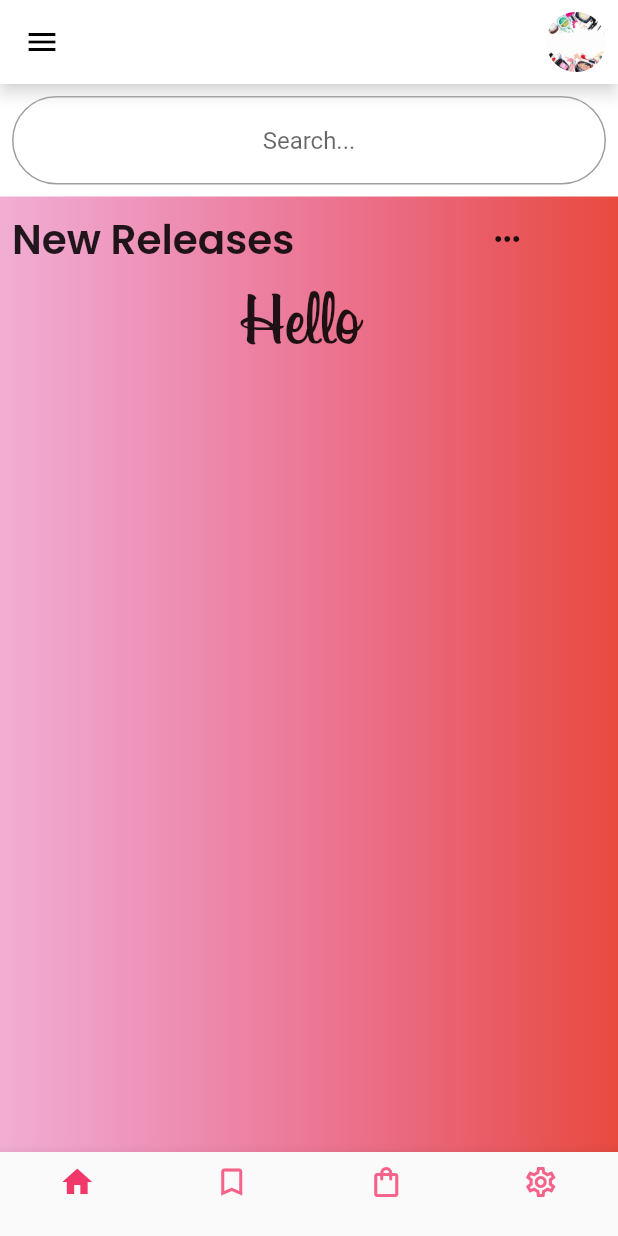
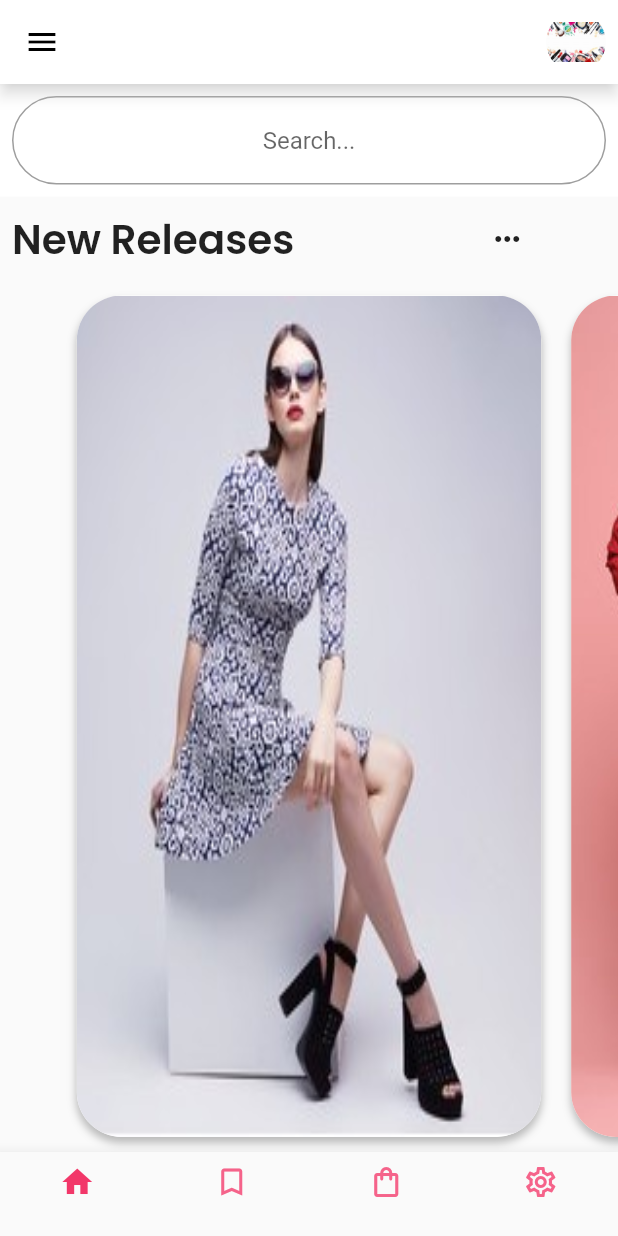
Before and after one commit to prabesh154/Flutter-Projects, a Flutter app: the screen it shows after launch, after a tap on "Next", after a tap on "Skip", after a tap on "Let's Start", on a phone screen of 412 x 824 dp. Run offline on Flutter 3.47's test engine with Material 2 defaults, Android fonts, the phone set to English and light mode, and no system bars.

Commit message:
Minor changes

```diff
--- a/myapp/lib/pages/auth_pages/login_screen.dart
+++ b/myapp/lib/pages/auth_pages/login_screen.dart
@@ -2,6 +2,7 @@ import 'package:flutter/material.dart';
 import 'package:myapp/consts/consts.dart';
 import 'package:myapp/pages/home_screen/home_screen.dart';
 
+// s
 class LoginScreen extends StatefulWidget {
   const LoginScreen({Key? key}) : super(key: key);
 
@@ -104,8 +105,8 @@ class _LoginScreenState extends State<LoginScreen> {
                         Navigator.push(
                           context,
                           MaterialPageRoute(
-                            builder: (context) =>
-                                HomeScreen(userName: usernameController.text),
+                            builder: (context) => const HomeScreen(),
+                            //  HomeScreen(userName: usernameController.text),
                           ),
                         );
                       }
--- a/myapp/lib/pages/bookmarks_screen/bookmarks_screen.dart
+++ b/myapp/lib/pages/bookmarks_screen/bookmarks_screen.dart
@@ -1,7 +1,7 @@
 import 'package:flutter/material.dart';
 
-class SearchScreen extends StatelessWidget {
-  const SearchScreen({super.key});
+class BookmarksScreen extends StatelessWidget {
+  const BookmarksScreen({super.key});
 
   @override
   Widget build(BuildContext context) {
--- a/myapp/lib/pages/home_screen/home_contents.dart
+++ /dev/null
@@ -1,91 +0,0 @@
-import 'package:flutter/material.dart';
-import 'package:myapp/consts/consts.dart';
-
-// Widget homeContent({required String userName}) {
-//   return Scaffold(
-//     body: Container(
-//       decoration: const BoxDecoration(
-//         shape: BoxShape.rectangle,
-//         gradient: LinearGradient(
-//           begin: Alignment.topLeft,
-//           end: Alignment.topRight,
-//           colors: [
-//             Color.fromARGB(95, 226, 46, 145),
-//             Color.fromARGB(255, 232, 74, 62)
-//           ],
-//         ),
-//       ),
-//       child: Center(
-//         child: Text(
-//           'Hello $userName', // Use the userName received from the parameter
-//           style: TextStyle(fontFamily: billabong, fontSize: 50),
-//         ),
-//       ),
-//     ),
-//   );
-// }
-
-class HomeContent extends StatelessWidget {
-  const HomeContent({super.key, required this.userName});
-  final String userName;
-
-  @override
-  Widget build(BuildContext context) {
-    return Scaffold(
-      body: Container(
-        decoration: const BoxDecoration(
-          shape: BoxShape.rectangle,
-          gradient: LinearGradient(
-              begin: Alignment.topLeft,
-              end: Alignment.topRight,
-              colors: [
-                Color.fromARGB(95, 226, 46, 145),
-                Color.fromARGB(255, 232, 74, 62)
-              ]),
-        ),
-        child: Column(
-          children: [
-            Container(
-              color: Colors.white, // White background for search field
-              padding: const EdgeInsets.all(8.0),
-              child: const TextField(
-                textAlign: TextAlign.center,
-                decoration: InputDecoration(
-                  hintText: 'Search...',
-                  border: OutlineInputBorder(
-                      borderRadius: BorderRadius.all(Radius.circular(30))),
-                ),
-              ),
-            ),
-            Row(
-              children: [
-                const Padding(
-                  padding: EdgeInsets.all(8.0),
-                  child: Text(
-                    'New Releases',
-                    style: TextStyle(
-                        fontFamily: 'Poppins',
-                        fontSize: 27,
-                        fontWeight: FontWeight.w600),
-                  ),
-                ),
-                const SizedBox(
-                  width: 110,
-                ),
-                IconButton(
-                    onPressed: () {},
-                    icon: const Icon(Icons.more_horiz_outlined)),
-              ],
-            ),
-            Center(
-              child: Text(
-                'Hello $userName',
-                style: const TextStyle(fontFamily: billabong, fontSize: 50),
-              ),
-            ),
-          ],
-        ),
-      ),
-    );
-  }
-}
--- a/myapp/lib/pages/home_screen/home_screen.dart
+++ b/myapp/lib/pages/home_screen/home_screen.dart
@@ -1,28 +1,31 @@
 import 'package:flutter/material.dart';
-import 'package:myapp/pages/shop_screen/shop_screen.dart';
-import 'package:myapp/pages/home_screen/home_contents.dart';
-import 'package:myapp/pages/profile_screen/profile_screen.dart';
-import 'package:myapp/pages/settings_screen/settings_screen.dart';
-import 'package:myapp/pages/bookmarks_screen/bookmarks_screen.dart';
+import 'package:myapp/models/models.dart';
+import 'package:myapp/pages/home_screen/details_screen_pageview.dart';
+import '../profile_screen/profile_screen.dart';
 
 class HomeScreen extends StatefulWidget {
-  const HomeScreen({Key? key, required this.userName}) : super(key: key);
-  final String userName;
+  const HomeScreen({super.key});
 
   @override
-  _HomeScreenState createState() => _HomeScreenState();
+  State<HomeScreen> createState() => _HomeScreenState();
 }
 
 class _HomeScreenState extends State<HomeScreen> {
-  int currentIndex = 0;
+  late PageController _pageController;
+  final int _currentpage = 0;
 
-  final List<Widget> screens = [
-    const HomeContent(userName: ''),
-    const SearchScreen(),
-    const AddScreen(),
-    const ReelsScreen(),
-    const ProfileScreen(),
-  ];
+  @override
+  void initState() {
+    super.initState();
+    _pageController =
+        PageController(initialPage: _currentpage, viewportFraction: 0.8);
+  }
+
+  @override
+  void dispose() {
+    super.dispose();
+    _pageController.dispose();
+  }
 
   @override
   Widget build(BuildContext context) {
@@ -43,110 +46,126 @@ class _HomeScreenState extends State<HomeScreen> {
               );
             },
             child: Padding(
-              padding: const EdgeInsets.all(
-                  8.0), // Optional padding for the circular image
+              padding: const EdgeInsets.all(8.0),
               child: ClipOval(
                 child: Image.asset(
                   'assets/images/makeup.png',
                   width: 40,
                   height: 40,
-                  fit: BoxFit
-                      .cover, // You can choose BoxFit.contain if you prefer
+                  fit: BoxFit.contain,
                 ),
               ),
             ),
           ),
         ],
       ),
-
-      // appBar: PreferredSize(
-      //   preferredSize:
-      //       const Size.fromHeight(65.0), // Set your desired height here
-
-      //   child: AppBar(
-      //     backgroundColor: const Color.fromARGB(255, 10, 8, 8),
-      //     title: const Text(
-      //       'Instagram',
-      //       style: TextStyle(
-      //         decoration: TextDecoration.none,
-      //         fontFamily: billabong,
-      //         fontSize: 30,
-      //       ),
-      //     ),
-      //     actions: [
-      //       IconButton(
-      //         icon: const Icon(Icons.add_box_outlined),
-      //         onPressed: () {},
-      //       ),
-      //       IconButton(
-      //         icon: const Icon(Icons.favorite_border_outlined),
-      //         onPressed: () {},
-      //       ),
-      //       IconButton(
-      //         onPressed: () {},
-      //         icon: Image.asset(
-      //           icChat,
-      //           width: 24,
-      //           height: 24,
-      //           color: Colors.white,
-      //         ),
-      //       )
-      //     ],
-      //   ),
-      // ),
-
       body: Column(
         children: [
+          Container(
+            color: Colors.white,
+            padding: const EdgeInsets.all(8.0),
+            child: const TextField(
+              textAlign: TextAlign.center,
+              decoration: InputDecoration(
+                hintText: 'Search...',
+                border: OutlineInputBorder(
+                  borderRadius: BorderRadius.all(Radius.circular(30)),
+                ),
+              ),
+            ),
+          ),
+          Row(
+            children: [
+              const Padding(
+                padding: EdgeInsets.all(8.0),
+                child: Text(
+                  'New Releases',
+                  style: TextStyle(
+                    fontFamily: 'Poppins',
+                    fontSize: 27,
+                    fontWeight: FontWeight.w600,
+                  ),
+                ),
+              ),
+              const SizedBox(
+                width: 110,
+              ),
+              IconButton(
+                onPressed: () {},
+                icon: const Icon(Icons.more_horiz_outlined),
+              ),
+            ],
+          ),
           Expanded(
-            child: screens[currentIndex],
-          ),
-        ],
-      ),
-      bottomNavigationBar: BottomNavigationBar(
-        type: BottomNavigationBarType.fixed,
-        selectedItemColor: const Color.fromARGB(255, 242, 55, 105),
-        unselectedItemColor: const Color.fromARGB(255, 245, 99, 138),
-        currentIndex: currentIndex,
-        onTap: (index) {
-          // Handle bottom navigation item tap
-          setState(() {
-            currentIndex = index;
-          });
-        },
-        items: [
-          BottomNavigationBarItem(
-            icon: Icon(currentIndex == 0 ? Icons.home : Icons.home_outlined),
-            label: '',
-          ),
-          BottomNavigationBarItem(
-            icon: Icon(
-                currentIndex == 1 ? Icons.bookmark : Icons.bookmark_outline),
-            label: '',
-          ),
-          BottomNavigationBarItem(
-            icon: Icon(currentIndex == 2
-                ? Icons.shopping_bag
-                : Icons.shopping_bag_outlined),
-            label: '',
-          ),
-          BottomNavigationBarItem(
-            icon: Icon(
-                currentIndex == 3 ? Icons.settings : Icons.settings_outlined),
-            label: '',
+            child: PageView.builder(
+              itemCount: dataList.length,
+              physics: const ClampingScrollPhysics(),
+              controller: _pageController,
+              itemBuilder: (context, index) {
+                return carouselView(index);
+              },
+            ),
           ),
         ],
       ),
     );
   }
+
+  Widget carouselView(int index) {
+    return AnimatedBuilder(
+      animation: _pageController,
+      builder: (context, child) {
+        double value = 0.0;
+        if (_pageController.position.haveDimensions) {
+          value = index.toDouble() - (_pageController.page ?? 0);
+          value = (value * 0.038).clamp(-1, 1);
+        }
+        return Transform.rotate(
+          angle: 3.14156 * value,
+          child: carouselCard(dataList[index]),
+        );
+      },
+    );
+  }
+
+  Widget carouselCard(DataModel data) {
+    return Column(
+      children: <Widget>[
+        Expanded(
+          child: Padding(
+            padding: const EdgeInsets.all(10.0),
+            child: Hero(
+              tag: data.imageName,
+              child: GestureDetector(
+                onTap: () {
+                  Navigator.push(
+                    context,
+                    MaterialPageRoute(
+                        builder: (context) => DetailsScreen(data: data)),
+                  );
+                },
+                child: Container(
+                  decoration: BoxDecoration(
+                    color: Colors.white,
+                    borderRadius: BorderRadius.circular(30),
+                    image: DecorationImage(
+                      image: AssetImage(data.imageName),
+                      fit: BoxFit.fill,
+                    ),
+                    boxShadow: const [
+                      BoxShadow(
+                        offset: Offset(0, 4),
+                        blurRadius: 4,
+                        color: Colors.black26,
+                      )
+                    ],
+                  ),
+                ),
+              ),
+            ),
+          ),
+        ),
+      ],
+    );
+  }
 }
-
-// onTap: (index) {
-//   // Handle bottom navigation item tap
-//   if (index == 4) {
-//     // If Profile item is tapped (index 4), navigate to the ProfileScreen
-//     Navigator.push(
-//       context,
-//       MaterialPageRoute(builder: (context) => const ProfileScreen()),
-//     );
-//   }
-// },
--- a/myapp/lib/pages/onboarding_pages/onboarding.dart
+++ b/myapp/lib/pages/onboarding_pages/onboarding.dart
@@ -1,5 +1,5 @@
 import 'package:flutter/material.dart';
-import 'package:myapp/pages/home_screen/home_screen.dart';
+import 'package:myapp/pages/home_screen/components/bottom_nav_widget.dart';
 
 class OnBoarding extends StatefulWidget {
   const OnBoarding({super.key});
@@ -80,9 +80,7 @@ class _OnBoardingState extends State<OnBoarding> {
                 Navigator.push(
                   context,
                   MaterialPageRoute(
-                    builder: (context) => const HomeScreen(
-                      userName: '',
-                    ),
+                    builder: (context) => const BottomNav(),
                   ),
                 );
               }
--- a/myapp/lib/pages/settings_screen/settings_screen.dart
+++ b/myapp/lib/pages/settings_screen/settings_screen.dart
@@ -1,7 +1,7 @@
 import 'package:flutter/material.dart';
 
-class ReelsScreen extends StatelessWidget {
-  const ReelsScreen({super.key});
+class SettingsScreen extends StatelessWidget {
+  const SettingsScreen({super.key});
 
   @override
   Widget build(BuildContext context) {
--- a/myapp/lib/pages/shop_screen/shop_screen.dart
+++ b/myapp/lib/pages/shop_screen/shop_screen.dart
@@ -1,7 +1,7 @@
 import 'package:flutter/material.dart';
 
-class AddScreen extends StatelessWidget {
-  const AddScreen({super.key});
+class ShopScreen extends StatelessWidget {
+  const ShopScreen({super.key});
 
   @override
   Widget build(BuildContext context) {
```
